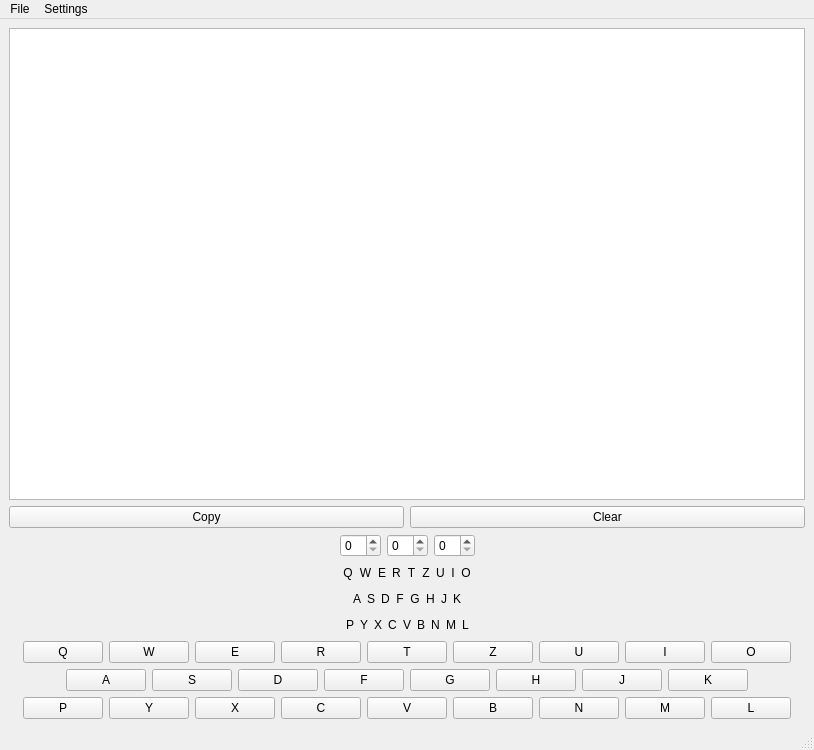
This is mainwindow.ui in Ilya-Belyanov/Enigma as Qt 5 draws it before an edit. The edited form follows.
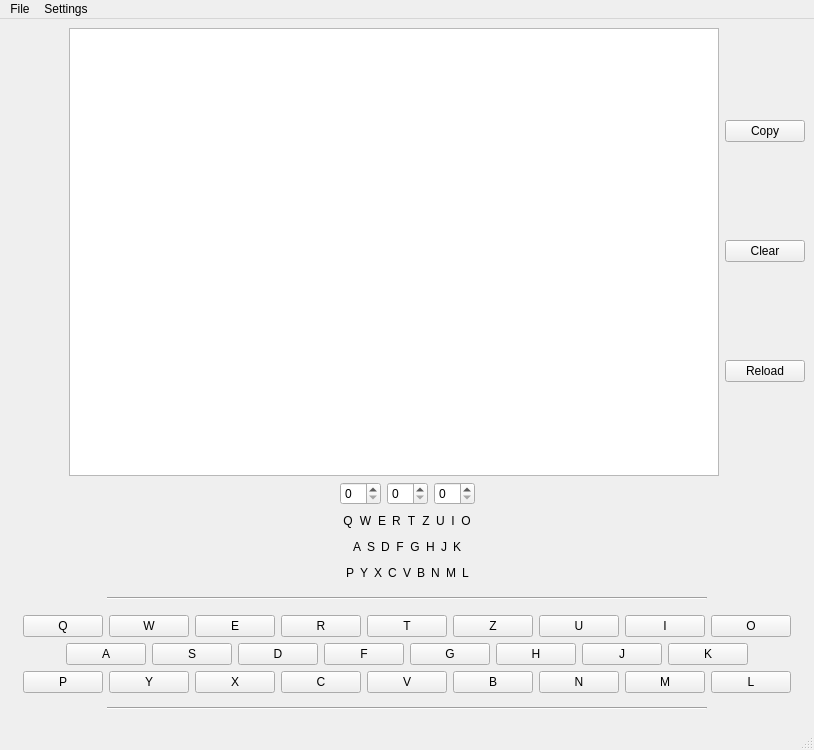
This is the edited form.

```diff
--- a/mainwindow.ui
+++ b/mainwindow.ui
@@ -30,25 +30,52 @@
     <item>
      <layout class="QHBoxLayout" name="horizontalLayout_8">
       <item>
-       <widget class="QTextEdit" name="txOutput"/>
+       <spacer name="horizontalSpacer_19">
+        <property name="orientation">
+         <enum>Qt::Horizontal</enum>
+        </property>
+        <property name="sizeHint" stdset="0">
+         <size>
+          <width>40</width>
+          <height>20</height>
+         </size>
+        </property>
+       </spacer>
       </item>
-     </layout>
-    </item>
-    <item>
-     <layout class="QHBoxLayout" name="horizontalLayout_9">
       <item>
-       <widget class="QPushButton" name="bCopy">
-        <property name="text">
-         <string>Copy</string>
+       <widget class="QTextEdit" name="txOutput">
+        <property name="minimumSize">
+         <size>
+          <width>650</width>
+          <height>0</height>
+         </size>
         </property>
        </widget>
       </item>
       <item>
-       <widget class="QPushButton" name="bClear">
-        <property name="text">
-         <string>Clear</string>
-        </property>
-       </widget>
+       <layout class="QVBoxLayout" name="verticalLayout">
+        <item>
+         <widget class="QPushButton" name="bCopy">
+          <property name="text">
+           <string>Copy</string>
+          </property>
+         </widget>
+        </item>
+        <item>
+         <widget class="QPushButton" name="bClear">
+          <property name="text">
+           <string>Clear</string>
+          </property>
+         </widget>
+        </item>
+        <item>
+         <widget class="QPushButton" name="bReload">
+          <property name="text">
+           <string>Reload</string>
+          </property>
+         </widget>
+        </item>
+       </layout>
       </item>
      </layout>
     </item>
@@ -453,6 +480,49 @@
       </item>
      </layout>
     </item>
+    <item>
+     <layout class="QHBoxLayout" name="horizontalLayout_12">
+      <item>
+       <spacer name="horizontalSpacer_17">
+        <property name="orientation">
+         <enum>Qt::Horizontal</enum>
+        </property>
+        <property name="sizeHint" stdset="0">
+         <size>
+          <width>40</width>
+          <height>20</height>
+         </size>
+        </property>
+       </spacer>
+      </item>
+      <item>
+       <widget class="Line" name="line_2">
+        <property name="minimumSize">
+         <size>
+          <width>600</width>
+          <height>0</height>
+         </size>
+        </property>
+        <property name="orientation">
+         <enum>Qt::Horizontal</enum>
+        </property>
+       </widget>
+      </item>
+      <item>
+       <spacer name="horizontalSpacer_18">
+        <property name="orientation">
+         <enum>Qt::Horizontal</enum>
+        </property>
+        <property name="sizeHint" stdset="0">
+         <size>
+          <width>40</width>
+          <height>20</height>
+         </size>
+        </property>
+       </spacer>
+      </item>
+     </layout>
+    </item>
     <item>
      <layout class="QHBoxLayout" name="horizontalLayout_3">
       <item>
@@ -725,6 +795,49 @@
       </item>
      </layout>
     </item>
+    <item>
+     <layout class="QHBoxLayout" name="horizontalLayout_11">
+      <item>
+       <spacer name="horizontalSpacer_15">
+        <property name="orientation">
+         <enum>Qt::Horizontal</enum>
+        </property>
+        <property name="sizeHint" stdset="0">
+         <size>
+          <width>40</width>
+          <height>20</height>
+         </size>
+        </property>
+       </spacer>
+      </item>
+      <item>
+       <widget class="Line" name="line">
+        <property name="minimumSize">
+         <size>
+          <width>600</width>
+          <height>0</height>
+         </size>
+        </property>
+        <property name="orientation">
+         <enum>Qt::Horizontal</enum>
+        </property>
+       </widget>
+      </item>
+      <item>
+       <spacer name="horizontalSpacer_16">
+        <property name="orientation">
+         <enum>Qt::Horizontal</enum>
+        </property>
+        <property name="sizeHint" stdset="0">
+         <size>
+          <width>40</width>
+          <height>20</height>
+         </size>
+        </property>
+       </spacer>
+      </item>
+     </layout>
+    </item>
    </layout>
   </widget>
   <widget class="QMenuBar" name="menubar">
```
Left out of the diff: 6 changed lines with no effect on the pictures.
